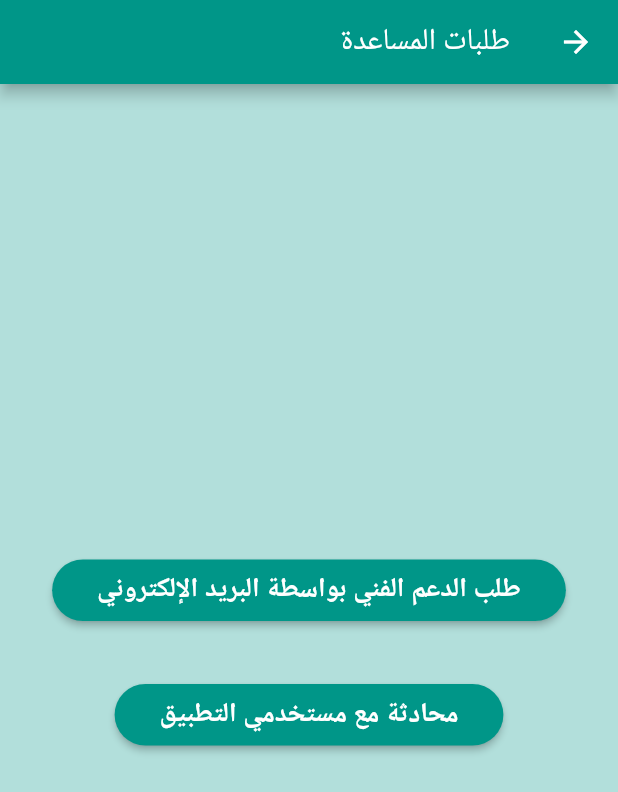
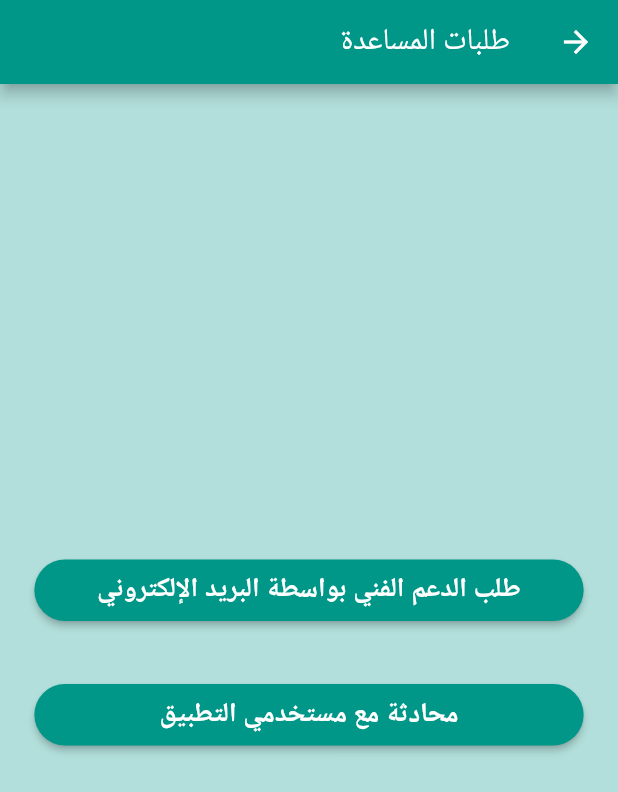
Before and after one commit to ahmed425/Borhan-Admin, a Flutter app: the HelpScreen screen opened by its route, on a phone screen of 412 x 824 dp. Shown: the top 792 px of the screen. Run offline on Flutter 3.47's test engine with Material 2 defaults, Android fonts, the phone set to English and light mode, and no system bars; our stand-ins replace cached_network_image, connectivity, firebase_storage, image_picker, shared_preferences, toast and 1 more; missing offline and left inert: app_settings, flutter_email_sender; accounts and stored records are empty.

Commit message:
size button in help screen

```diff
--- a/lib/screens/donation_history.dart
+++ b/lib/screens/donation_history.dart
@@ -6,6 +6,7 @@ import 'package:provider/provider.dart';
 
 class DonationHistory extends StatefulWidget {
   final orgLocalId;
+
   DonationHistory({this.orgLocalId});
 
   @override
--- a/lib/screens/help_screen.dart
+++ b/lib/screens/help_screen.dart
@@ -21,7 +21,8 @@ class HelpScreen extends StatelessWidget {
           child: SingleChildScrollView(
             child: Column(
               children: <Widget>[
-                FittedBox(
+                SizedBox(
+                  width: MediaQuery.of(context).size.width*8/9,
                   child: RaisedButton(
                     onPressed: () {
                       Navigator.push(
@@ -48,7 +49,8 @@ class HelpScreen extends StatelessWidget {
                 Padding(
                   padding: const EdgeInsets.only(top: 35),
                 ),
-                FittedBox(
+                SizedBox(
+                  width: MediaQuery.of(context).size.width*8/9,
                   child: RaisedButton(
                     onPressed: () {
                       Navigator.push(
```
